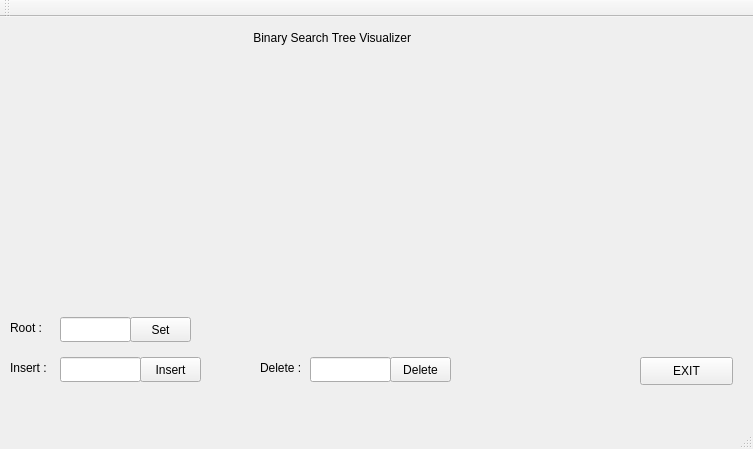
Suyog-Dhakal/BST-visualizer, file BST/visualtree.ui: the form before one commit.
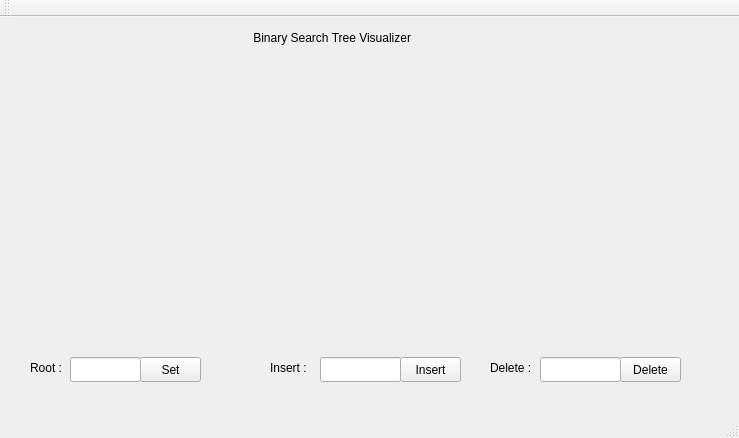
The form after the commit.

What changed in the file:
```diff
--- a/BST/visualtree.ui
+++ b/BST/visualtree.ui
@@ -6,8 +6,8 @@
    <rect>
     <x>0</x>
     <y>0</y>
-    <width>753</width>
-    <height>449</height>
+    <width>739</width>
+    <height>438</height>
    </rect>
   </property>
   <property name="windowTitle">
@@ -17,7 +17,7 @@
    <widget class="QLabel" name="label">
     <property name="geometry">
      <rect>
-      <x>10</x>
+      <x>270</x>
       <y>330</y>
       <width>51</width>
       <height>41</height>
@@ -30,7 +30,7 @@
    <widget class="QLineEdit" name="Input_text">
     <property name="geometry">
      <rect>
-      <x>60</x>
+      <x>320</x>
       <y>340</y>
       <width>81</width>
       <height>25</height>
@@ -40,7 +40,7 @@
    <widget class="QPushButton" name="insert_button">
     <property name="geometry">
      <rect>
-      <x>140</x>
+      <x>400</x>
       <y>340</y>
       <width>61</width>
       <height>25</height>
@@ -53,9 +53,9 @@
    <widget class="QLabel" name="label_2">
     <property name="geometry">
      <rect>
-      <x>10</x>
-      <y>300</y>
-      <width>51</width>
+      <x>30</x>
+      <y>340</y>
+      <width>41</width>
       <height>21</height>
      </rect>
     </property>
@@ -66,8 +66,8 @@
    <widget class="QLineEdit" name="Root_inp">
     <property name="geometry">
      <rect>
-      <x>60</x>
-      <y>300</y>
+      <x>70</x>
+      <y>340</y>
       <width>71</width>
       <height>25</height>
      </rect>
@@ -76,8 +76,8 @@
    <widget class="QPushButton" name="Root_set">
     <property name="geometry">
      <rect>
-      <x>130</x>
-      <y>300</y>
+      <x>140</x>
+      <y>340</y>
       <width>61</width>
       <height>25</height>
      </rect>
@@ -203,23 +203,10 @@
      <string/>
     </property>
    </widget>
-   <widget class="QPushButton" name="pushButton">
-    <property name="geometry">
-     <rect>
-      <x>640</x>
-      <y>340</y>
-      <width>93</width>
-      <height>28</height>
-     </rect>
-    </property>
-    <property name="text">
-     <string>EXIT</string>
-    </property>
-   </widget>
    <widget class="QLabel" name="label_5">
     <property name="geometry">
      <rect>
-      <x>260</x>
+      <x>490</x>
       <y>330</y>
       <width>51</width>
       <height>41</height>
@@ -232,7 +219,7 @@
    <widget class="QLineEdit" name="Input_text_2">
     <property name="geometry">
      <rect>
-      <x>310</x>
+      <x>540</x>
       <y>340</y>
       <width>81</width>
       <height>25</height>
@@ -242,7 +229,7 @@
    <widget class="QPushButton" name="insert_button_2">
     <property name="geometry">
      <rect>
-      <x>390</x>
+      <x>620</x>
       <y>340</y>
       <width>61</width>
       <height>25</height>
```
Left out of the diff: 2 changed lines with no effect on the pictures.
